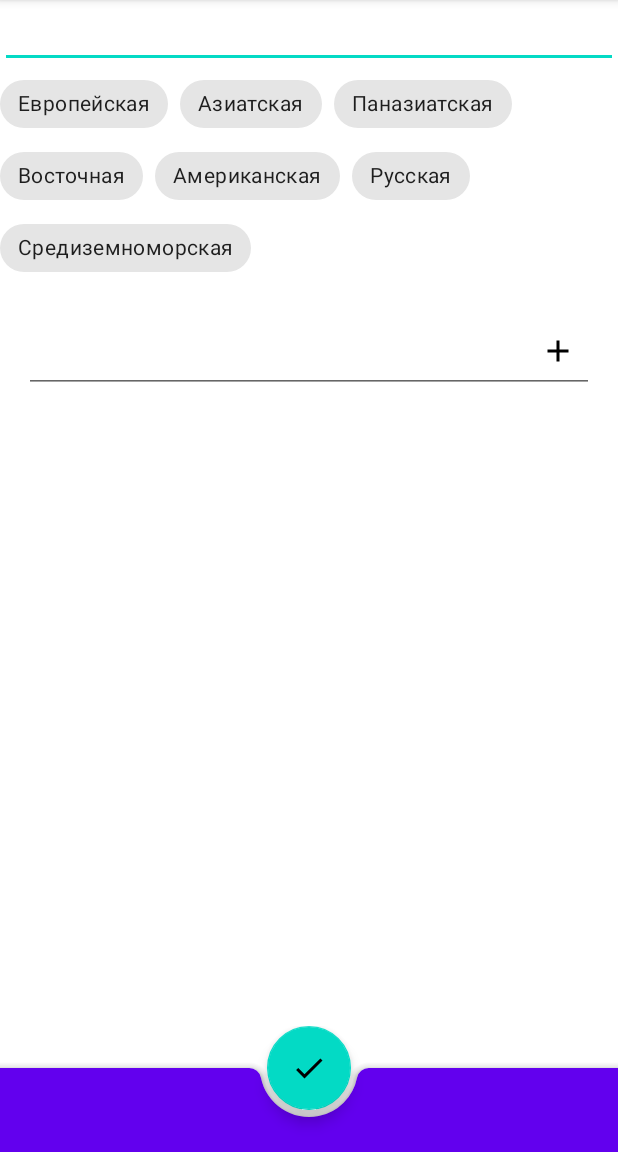
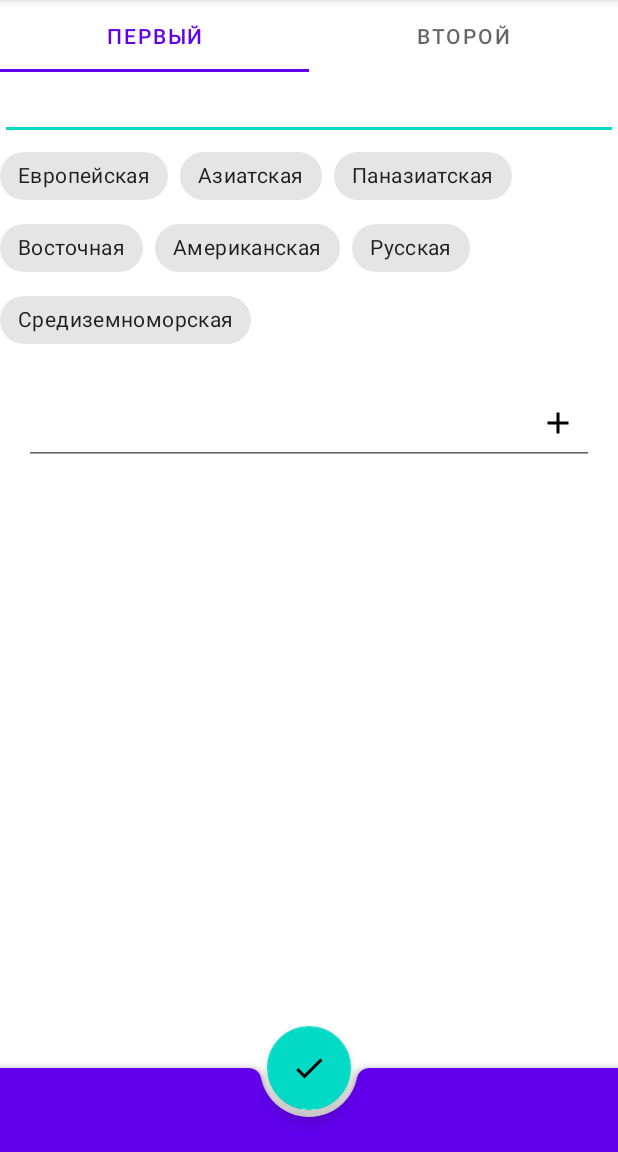
Before and after one commit to GreyRuler/recipe, an Android app: the screen it shows after launch (AppActivity), after a tap on "Add post", on a phone screen of 412 x 824 dp, the part 84-1236 px from its top. Run offline under Robolectric (Android 15) with nearby library versions, the phone set to English and light mode, and no system bars; our stand-ins replace Room's generated code.

Commit message:
ViewPager2, TabLayout

```diff
--- /dev/null
+++ b/app/src/main/java/ru/netology/nmedia/adapter/AppViewPagerAdapter.kt
@@ -0,0 +1,19 @@
+package ru.netology.nmedia.adapter
+
+import androidx.fragment.app.Fragment
+import androidx.fragment.app.FragmentActivity
+import androidx.viewpager2.adapter.FragmentStateAdapter
+
+class AppViewPagerAdapter(
+    fragmentActivity: FragmentActivity,
+    private val fragments: List<Fragment>
+) : FragmentStateAdapter(fragmentActivity) {
+
+    override fun getItemCount(): Int {
+        return fragments.size
+    }
+
+    override fun createFragment(position: Int): Fragment {
+        return fragments[position]
+    }
+}
--- a/app/src/main/java/ru/netology/nmedia/ui/AppActivity.kt
+++ b/app/src/main/java/ru/netology/nmedia/ui/AppActivity.kt
@@ -1,6 +1,34 @@
 package ru.netology.nmedia.ui
 
+
+import android.os.Bundle
 import androidx.appcompat.app.AppCompatActivity
-import ru.netology.nmedia.R
+import com.google.android.material.tabs.TabLayoutMediator
+import ru.netology.nmedia.adapter.AppViewPagerAdapter
+import ru.netology.nmedia.databinding.ActivityMainBinding
 
-class AppActivity : AppCompatActivity(R.layout.app_activity)
+
+class AppActivity : AppCompatActivity() {
+
+    private val fragments = listOf(
+        NavigationHostFragment.newInstance(),
+        RecipeFragment.newInstance()
+    )
+    private lateinit var binding: ActivityMainBinding
+    override fun onCreate(savedInstanceState: Bundle?) {
+        super.onCreate(savedInstanceState)
+        binding = ActivityMainBinding.inflate(layoutInflater)
+        setContentView(binding.root)
+        val adapter = AppViewPagerAdapter(this, fragments)
+        binding.viewPagerApp.adapter = adapter
+        TabLayoutMediator(binding.tabLayoutApp, binding.viewPagerApp) { tab, position ->
+            tab.text = when(position) {
+                0 -> "Первый"
+                1 -> "Второй"
+                else -> throw IllegalStateException()
+            }
+        }.attach()
+    }
+
+
+}
--- /dev/null
+++ b/app/src/main/java/ru/netology/nmedia/ui/NavigationHostFragment.kt
@@ -0,0 +1,12 @@
+package ru.netology.nmedia.ui
+
+import androidx.fragment.app.Fragment
+import ru.netology.nmedia.R
+
+class NavigationHostFragment : Fragment(R.layout.navigation_host_fragment) {
+
+    companion object {
+        @JvmStatic
+        fun newInstance() = NavigationHostFragment()
+    }
+}
--- a/app/src/main/java/ru/netology/nmedia/ui/RecipeFragment.kt
+++ b/app/src/main/java/ru/netology/nmedia/ui/RecipeFragment.kt
@@ -58,7 +58,7 @@ class RecipeFragment : Fragment() {
     ) = RecipeFragmentBinding.inflate(
         layoutInflater, container, false
     ).also { binding ->
-        viewModel.data.observe(viewLifecycleOwner) { posts->
+        viewModel.data.observe(viewLifecycleOwner) { posts ->
             val currentPost = posts.find { recipeWithCookingStages ->
                 recipeWithCookingStages.recipe.id == args.recipeWithCookingStages.recipe.id
             }
@@ -66,4 +66,9 @@ class RecipeFragment : Fragment() {
             if (currentPost != null) holder.bind(currentPost)
         }
     }.root
+
+    companion object {
+        @JvmStatic
+        fun newInstance() = StartFragment()
+    }
 }
--- a/app/src/main/java/ru/netology/nmedia/ui/StartFragment.kt
+++ b/app/src/main/java/ru/netology/nmedia/ui/StartFragment.kt
@@ -64,4 +64,9 @@ class StartFragment : Fragment() {
             viewModel.onAddClicked()
         }
     }.root
+
+    companion object {
+        @JvmStatic
+        fun newInstance() = StartFragment()
+    }
 }
--- a/app/src/main/res/layout/activity_main.xml
+++ b/app/src/main/res/layout/activity_main.xml
@@ -1,28 +1,36 @@
 <?xml version="1.0" encoding="utf-8"?>
-<androidx.coordinatorlayout.widget.CoordinatorLayout xmlns:android="http://schemas.android.com/apk/res/android"
+<androidx.constraintlayout.widget.ConstraintLayout xmlns:android="http://schemas.android.com/apk/res/android"
     xmlns:app="http://schemas.android.com/apk/res-auto"
     xmlns:tools="http://schemas.android.com/tools"
     android:layout_width="match_parent"
     android:layout_height="match_parent"
-    tools:context=".RippleTabLayout">
-    <com.google.android.material.appbar.AppBarLayout
+    tools:context=".ui.AppActivity">
+
+    <com.google.android.material.tabs.TabLayout
+        android:id="@+id/tabLayoutApp"
         android:layout_width="match_parent"
         android:layout_height="wrap_content"
-        android:layout_marginTop="28dp">
-        <androidx.appcompat.widget.Toolbar
-            android:id="@+id/toolbar"
-            android:layout_width="match_parent"
+        app:layout_constraintStart_toStartOf="parent"
+        app:layout_constraintTop_toTopOf="parent">
+
+        <com.google.android.material.tabs.TabItem
+            android:layout_width="wrap_content"
             android:layout_height="wrap_content"
-            android:background="@color/white"
-            android:minHeight="?attr/actionBarSize"/>
-        <com.google.android.material.tabs.TabLayout
-            android:id="@+id/tab_layout"
-            android:layout_width="match_parent"
-            android:layout_height="wrap_content"/>
-    </com.google.android.material.appbar.AppBarLayout>
-    <androidx.viewpager.widget.ViewPager
-        android:id="@+id/view_pager"
-        android:layout_width="match_parent"
-        android:layout_height="wrap_content"
-        app:layout_behavior="com.google.android.material.appbar.AppBarLayout$ScrollingViewBehavior" />
-</androidx.coordinatorlayout.widget.CoordinatorLayout>
+            android:text="Главная" />
+
+        <com.google.android.material.tabs.TabItem
+            android:layout_width="wrap_content"
+            android:layout_height="wrap_content"
+            android:text="Избранное" />
+    </com.google.android.material.tabs.TabLayout>
+
+    <androidx.viewpager2.widget.ViewPager2
+        android:id="@+id/viewPagerApp"
+        android:layout_width="0dp"
+        android:layout_height="0dp"
+        app:layout_behavior="com.google.android.material.appbar.AppBarLayout$ScrollingViewBehavior"
+        app:layout_constraintBottom_toBottomOf="parent"
+        app:layout_constraintEnd_toEndOf="parent"
+        app:layout_constraintStart_toStartOf="parent"
+        app:layout_constraintTop_toBottomOf="@+id/tabLayoutApp" />
+</androidx.constraintlayout.widget.ConstraintLayout>
--- a/app/src/main/res/layout/app_activity.xml
+++ b/app/src/main/res/layout/navigation_host_fragment.xml
@@ -2,10 +2,10 @@
 <androidx.fragment.app.FragmentContainerView xmlns:android="http://schemas.android.com/apk/res/android"
     xmlns:app="http://schemas.android.com/apk/res-auto"
     xmlns:tools="http://schemas.android.com/tools"
-    android:id="@+id/nav_host_fragment"
+    android:id="@+id/navigation_host_fragment"
     android:name="androidx.navigation.fragment.NavHostFragment"
     android:layout_width="match_parent"
     android:layout_height="match_parent"
     app:defaultNavHost="true"
     app:navGraph="@navigation/nav_graph"
-    tools:context=".ui.AppActivity" />
+    tools:context=".ui.NavigationHostFragment" />
```
Also changed, not shown: app/src/main/java/ru/netology/nmedia/ui/RecipeContentFragment.kt (+10 -7 lines).
